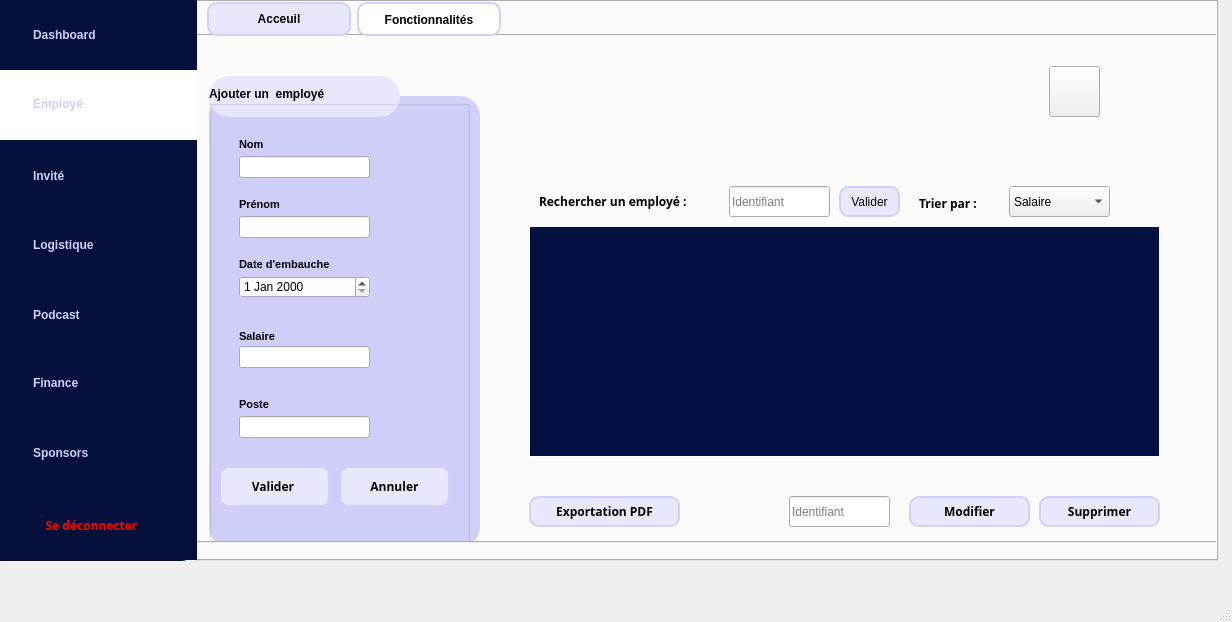
This is mainwindow.ui in esprit2A4Projet/2a4-smart-tv-channel as Qt 5 draws it before an edit. The edited form follows.
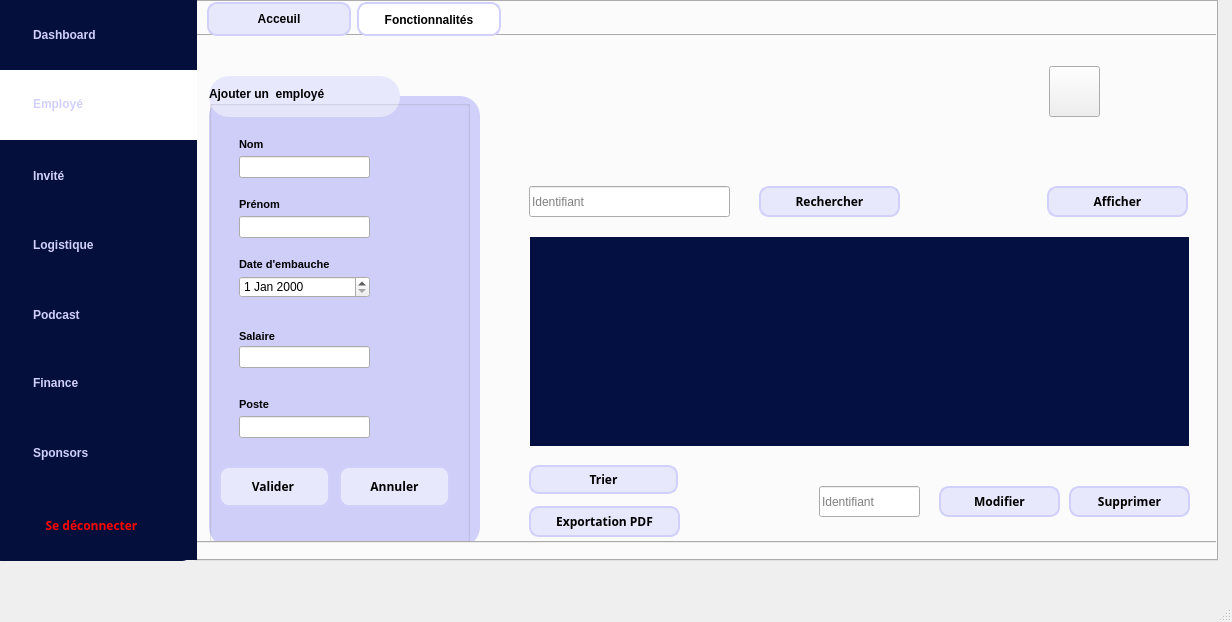
This is the edited form. The open tabs and pages were chosen to show the change. Icons and pictures are not drawn.

```diff
--- a/mainwindow.ui
+++ b/mainwindow.ui
@@ -635,9 +635,9 @@
         <property name="geometry">
          <rect>
           <x>340</x>
-          <y>190</y>
-          <width>631</width>
-          <height>231</height>
+          <y>200</y>
+          <width>661</width>
+          <height>211</height>
          </rect>
         </property>
         <property name="styleSheet">
@@ -684,8 +684,8 @@
        <widget class="QLineEdit" name="lineEdit_3">
         <property name="geometry">
          <rect>
-          <x>600</x>
-          <y>460</y>
+          <x>630</x>
+          <y>450</y>
           <width>101</width>
           <height>31</height>
          </rect>
@@ -694,101 +694,12 @@
          <string>Identifiant</string>
         </property>
        </widget>
-       <widget class="QLabel" name="label_87">
-        <property name="geometry">
-         <rect>
-          <x>350</x>
-          <y>155</y>
-          <width>191</width>
-          <height>20</height>
-         </rect>
-        </property>
-        <property name="font">
-         <font>
-          <family>Space Grotesk</family>
-          <pointsize>9</pointsize>
-          <weight>75</weight>
-          <bold>true</bold>
-         </font>
-        </property>
-        <property name="styleSheet">
-         <string notr="true">QLabel {
-    font-family: &quot;Space Grotesk&quot;;
-}
-/* Push Button Styling */
-QPushButton {
-   
-    border: 2px solid #D1D0FB; /* Set the border color */
-    border-radius: 10px; /* Adjust the radius for the rounded corners */
-    color: #000000; /* Set the text color */
-    font-family: &quot;Space Grotesk&quot;;
-
-}</string>
-        </property>
-        <property name="text">
-         <string>Rechercher un employé : </string>
-        </property>
-       </widget>
-       <widget class="QComboBox" name="comboBox">
-        <property name="geometry">
-         <rect>
-          <x>820</x>
-          <y>150</y>
-          <width>101</width>
-          <height>31</height>
-         </rect>
-        </property>
-        <item>
-         <property name="text">
-          <string>Salaire</string>
-         </property>
-        </item>
-        <item>
-         <property name="text">
-          <string/>
-         </property>
-        </item>
-       </widget>
-       <widget class="QPushButton" name="pushButton_10">
-        <property name="geometry">
-         <rect>
-          <x>650</x>
-          <y>150</y>
-          <width>61</width>
-          <height>31</height>
-         </rect>
-        </property>
-        <property name="styleSheet">
-         <string notr="true">QLabel {
-    font-family: &quot;Space Grotesk&quot;;
-}
-/* Push Button Styling */
-QPushButton {
-    background-color: #E8E8FD; /* Set the background color for the push button */
-    border: 2px solid #D1D0FB; /* Set the border color */
-    border-radius: 10px; /* Adjust the radius for the rounded corners */
-    color: #000000; /* Set the text color */
-    font-family: &quot;Space Grotesk&quot;;
-
-}
-
-QPushButton:hover
-{
-background : rgb(209, 208, 251);   color: #000000; /* Set the text color */
-}
-
-</string>
-        </property>
-        <property name="text">
-         <string>Valider</string>
-        </property>
-       </widget>
        <widget class="QLineEdit" name="lineEdit_8">
         <property name="geometry">
          <rect>
-          <x>540</x>
+          <x>340</x>
           <y>150</y>
-          <width>101</width>
+          <width>201</width>
           <height>31</height>
          </rect>
         </property>
@@ -796,46 +707,11 @@
          <string>Identifiant</string>
         </property>
        </widget>
-       <widget class="QLabel" name="label_25">
-        <property name="geometry">
-         <rect>
-          <x>730</x>
-          <y>157</y>
-          <width>81</width>
-          <height>20</height>
-         </rect>
-        </property>
-        <property name="font">
-         <font>
-          <family>Space Grotesk</family>
-          <pointsize>9</pointsize>
-          <weight>75</weight>
-          <bold>true</bold>
-         </font>
-        </property>
-        <property name="styleSheet">
-         <string notr="true">QLabel {
-    font-family: &quot;Space Grotesk&quot;;
-}
-/* Push Button Styling */
-QPushButton {
-   
-    border: 2px solid #D1D0FB; /* Set the border color */
-    border-radius: 10px; /* Adjust the radius for the rounded corners */
-    color: #000000; /* Set the text color */
-    font-family: &quot;Space Grotesk&quot;;
-
-}</string>
-        </property>
-        <property name="text">
-         <string>Trier par : </string>
-        </property>
-       </widget>
        <widget class="QPushButton" name="pushButton_67">
         <property name="geometry">
          <rect>
-          <x>850</x>
-          <y>460</y>
+          <x>880</x>
+          <y>450</y>
           <width>121</width>
           <height>31</height>
          </rect>
@@ -876,7 +752,7 @@
         <property name="geometry">
          <rect>
           <x>340</x>
-          <y>460</y>
+          <y>470</y>
           <width>151</width>
           <height>31</height>
          </rect>
@@ -917,7 +793,7 @@
         <property name="geometry">
          <rect>
           <x>500</x>
-          <y>450</y>
+          <y>464</y>
           <width>51</width>
           <height>41</height>
          </rect>
@@ -932,8 +808,8 @@
        <widget class="QPushButton" name="pushButton_68">
         <property name="geometry">
          <rect>
-          <x>720</x>
-          <y>460</y>
+          <x>750</x>
+          <y>450</y>
           <width>121</width>
           <height>31</height>
          </rect>
@@ -970,6 +846,145 @@
          <string>Modifier</string>
         </property>
        </widget>
+       <widget class="QPushButton" name="pushButton_69">
+        <property name="geometry">
+         <rect>
+          <x>340</x>
+          <y>429</y>
+          <width>149</width>
+          <height>29</height>
+         </rect>
+        </property>
+        <property name="font">
+         <font>
+          <family>Space Grotesk</family>
+          <weight>75</weight>
+          <bold>true</bold>
+         </font>
+        </property>
+        <property name="styleSheet">
+         <string notr="true">QLabel {
+    font-family: &quot;Space Grotesk&quot;;
+}
+/* Push Button Styling */
+QPushButton {
+    background-color: #E8E8FD; /* Set the background color for the push button */
+    border: 2px solid #D1D0FB; /* Set the border color */
+    border-radius: 10px; /* Adjust the radius for the rounded corners */
+    color: #000000; /* Set the text color */
+    font-family: &quot;Space Grotesk&quot;;
+
+}
+
+QPushButton:hover
+{
+background : rgb(209, 208, 251);   color: #000000; /* Set the text color */
+}
+
+</string>
+        </property>
+        <property name="text">
+         <string>Trier</string>
+        </property>
+       </widget>
+       <widget class="QPushButton" name="pushButton_70">
+        <property name="geometry">
+         <rect>
+          <x>570</x>
+          <y>150</y>
+          <width>141</width>
+          <height>31</height>
+         </rect>
+        </property>
+        <property name="font">
+         <font>
+          <family>Space Grotesk</family>
+          <weight>75</weight>
+          <bold>true</bold>
+         </font>
+        </property>
+        <property name="styleSheet">
+         <string notr="true">QLabel {
+    font-family: &quot;Space Grotesk&quot;;
+}
+/* Push Button Styling */
+QPushButton {
+    background-color: #E8E8FD; /* Set the background color for the push button */
+    border: 2px solid #D1D0FB; /* Set the border color */
+    border-radius: 10px; /* Adjust the radius for the rounded corners */
+    color: #000000; /* Set the text color */
+    font-family: &quot;Space Grotesk&quot;;
+
+}
+
+QPushButton:hover
+{
+background : rgb(209, 208, 251);   color: #000000; /* Set the text color */
+}
+
+</string>
+        </property>
+        <property name="text">
+         <string>Rechercher</string>
+        </property>
+       </widget>
+       <widget class="QLabel" name="label_151">
+        <property name="geometry">
+         <rect>
+          <x>503</x>
+          <y>420</y>
+          <width>51</width>
+          <height>41</height>
+         </rect>
+        </property>
+        <property name="text">
+         <string/>
+        </property>
+        <property name="pixmap">
+         <pixmap resource="tri.qrc">:/new/prefix1/tri.png</pixmap>
+        </property>
+       </widget>
+       <widget class="QPushButton" name="pushButton_71">
+        <property name="geometry">
+         <rect>
+          <x>858</x>
+          <y>150</y>
+          <width>141</width>
+          <height>31</height>
+         </rect>
+        </property>
+        <property name="font">
+         <font>
+          <family>Space Grotesk</family>
+          <weight>75</weight>
+          <bold>true</bold>
+         </font>
+        </property>
+        <property name="styleSheet">
+         <string notr="true">QLabel {
+    font-family: &quot;Space Grotesk&quot;;
+}
+/* Push Button Styling */
+QPushButton {
+    background-color: #E8E8FD; /* Set the background color for the push button */
+    border: 2px solid #D1D0FB; /* Set the border color */
+    border-radius: 10px; /* Adjust the radius for the rounded corners */
+    color: #000000; /* Set the text color */
+    font-family: &quot;Space Grotesk&quot;;
+
+}
+
+QPushButton:hover
+{
+background : rgb(209, 208, 251);   color: #000000; /* Set the text color */
+}
+
+</string>
+        </property>
+        <property name="text">
+         <string>Afficher</string>
+        </property>
+       </widget>
       </widget>
       <widget class="QWidget" name="tab_25">
        <attribute name="title">
```
Left out of the diff: 5 changed lines with no effect on the pictures.
